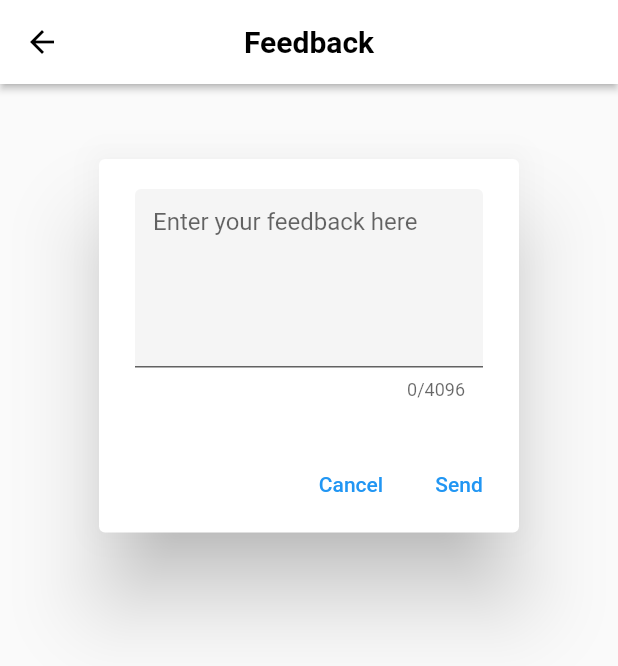
After one commit to officialismailshah/e_shop_update, a Flutter app: the FeedbackScreen screen opened directly, on a phone screen of 412 x 824 dp. The commit adds this screen. Shown: the top 666 px of the screen. Run offline on Flutter 3.47's test engine with Material 2 defaults, Android fonts, the phone set to English and light mode, and no system bars; our stand-ins replace cloud_firestore, firebase_auth, firebase_core, firebase_storage, fluttertoast, image_picker and 2 more; accounts and stored records are empty; project files that could hold a hidden picture were left out.

Commit message:
feedback

```diff
--- /dev/null
+++ b/lib/Widgets/feedbackscreen.dart
@@ -0,0 +1,160 @@
+// ignore_for_file: deprecated_member_use
+
+import 'package:cloud_firestore/cloud_firestore.dart';
+import 'package:e_shop/Orders/myOrders.dart';
+import 'package:flutter/material.dart';
+// import 'package:fluttertoast/fluttertoast.dart';
+
+import '../Config/config.dart';
+String getOrderId = "";
+
+class FeedbackScreen extends StatefulWidget {
+  @override
+  FeedbackScreenstate createState() => FeedbackScreenstate();
+}
+
+class FeedbackScreenstate extends State<FeedbackScreen> {
+
+  final TextEditingController _controller = TextEditingController();
+  final GlobalKey<FormState> _formkey = GlobalKey();
+
+ @override
+ void dispose() {
+    _controller.dispose();
+    super.dispose();
+  }
+  String userfeedback;
+
+  @override
+  Widget build(BuildContext context) {
+  // MediaQuery.of(context).size.height * 0.5;
+    return Scaffold(
+      appBar: AppBar(
+        iconTheme: IconThemeData(color: Colors.black),
+        backgroundColor: Colors.white,
+        elevation: 2.0,
+        centerTitle: true,
+        title: Text(
+          "Feedback",
+          style: TextStyle(color: Colors.black, fontWeight: FontWeight.bold),
+        ),
+        leading: IconButton(
+          icon: Icon(Icons.arrow_back),
+          onPressed: () {
+             MaterialPageRoute route =
+              MaterialPageRoute(builder: (_) => MyOrders());
+          Navigator.push(context, route);
+          },
+        ),
+      ),
+      body:
+
+      Padding(
+        padding: EdgeInsets.all(16.0),
+        child: SingleChildScrollView(
+          child: Column(
+            crossAxisAlignment: CrossAxisAlignment.start,
+            children: [
+              SizedBox(
+                height: 10.0,
+              ),
+
+              AlertDialog(
+                  content: Form(key: _formkey,
+
+                    child: TextFormField(controller: _controller,
+
+                    keyboardType: TextInputType.multiline,
+                    decoration: const InputDecoration(
+
+                      hintText: "Enter your feedback here",
+
+                      filled: true,
+                    ),
+
+                    maxLines: 5,
+                    maxLength: 4096,
+
+                    textInputAction: TextInputAction.done,
+                    validator: (String text){
+                      if (text == null || text.isEmpty){
+                        return "Please enter a value";
+
+                      }
+                      return null;
+                    },
+                    ),
+                    ),
+                   actions: [
+                      TextButton(
+                        child: const Text('Cancel'),
+                        onPressed: () => Navigator.pop(context),
+                      ),
+                      TextButton(
+                        child: const Text('Send'),
+                        onPressed: () async {
+                          feedbackReceived(context, getOrderId);
+
+                         if (_formkey.currentState.validate()) {
+                    // We will use this var to show the result
+                    // of this operation to the user
+                    String message;
+
+                    try {
+                      // Get a reference to the `feedback` collection
+                      final collection =
+                          FirebaseFirestore.instance.collection('feedback');
+
+                           await collection.doc().set({
+
+                       "user":  getOrderId,
+                        'feedback': _controller.text,
+                      });
+
+                      // Write the server's timestamp and the user's feedback
+
+
+                      message = 'Feedback sent successfully';
+                    } catch (e) {
+                      message = 'Error when sending feedback';
+                    }
+
+                    // Show a snackbar with the result
+                    ScaffoldMessenger.of(context)
+                        .showSnackBar(SnackBar(content: Text(message)));
+                    Navigator.pop(context);
+                  }
+                },
+              )
+
+
+                   ]
+                        ),
+
+            ]
+          ),
+        )
+      ),
+    );
+
+
+
+
+  }
+}
+feedbackReceived(BuildContext context, String mOrderId) {
+    EcommerceApp.firestore
+        .collection(EcommerceApp.collectionUser)
+        .doc(
+            EcommerceApp.sharedPreferences.getString(EcommerceApp.userUID))
+        .collection(EcommerceApp.collectionOrders);
+        // .doc(mOrderId)
+        // .delete();
+
+    getOrderId = "";
+
+    // Route route = MaterialPageRoute(builder: (c) => FeedbackScreen());
+    // Navigator.pushReplacement(context, route);
+
+    // Fluttertoast.showToast(msg: "Order has been Received, Confirmed");
+  }
```
Also changed, not shown: lib/Orders/myOrders.dart (line endings or trailing spaces).
